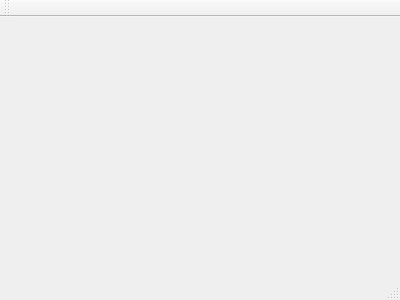
Before: the Qt Designer form src/mainwindow.ui in somabuggy2020/soma_move_driver, drawn with Qt 5.
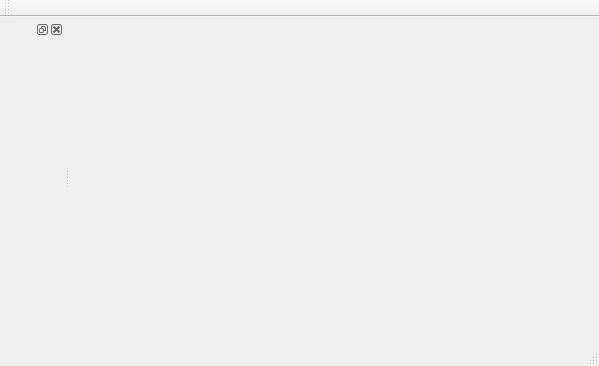
After: the same form once the commit is applied.

What changed in the file:
```diff
--- a/src/mainwindow.ui
+++ b/src/mainwindow.ui
@@ -1,24 +1,51 @@
 <ui version="4.0">
  <class>MainWindow</class>
- <widget class="QMainWindow" name="MainWindow" >
-  <property name="geometry" >
+ <widget class="QMainWindow" name="MainWindow">
+  <property name="geometry">
    <rect>
     <x>0</x>
     <y>0</y>
-    <width>400</width>
-    <height>300</height>
+    <width>599</width>
+    <height>366</height>
    </rect>
   </property>
-  <property name="windowTitle" >
+  <property name="font">
+   <font>
+    <family>Source Code Pro</family>
+    <pointsize>12</pointsize>
+   </font>
+  </property>
+  <property name="windowTitle">
    <string>MainWindow</string>
   </property>
-  <widget class="QMenuBar" name="menuBar" />
-  <widget class="QToolBar" name="mainToolBar" />
-  <widget class="QWidget" name="centralWidget" />
-  <widget class="QStatusBar" name="statusBar" />
+  <widget class="QWidget" name="centralWidget"/>
+  <widget class="QMenuBar" name="menuBar">
+   <property name="geometry">
+    <rect>
+     <x>0</x>
+     <y>0</y>
+     <width>599</width>
+     <height>22</height>
+    </rect>
+   </property>
+  </widget>
+  <widget class="QToolBar" name="mainToolBar">
+   <attribute name="toolBarArea">
+    <enum>TopToolBarArea</enum>
+   </attribute>
+   <attribute name="toolBarBreak">
+    <bool>false</bool>
+   </attribute>
+  </widget>
+  <widget class="QStatusBar" name="statusBar"/>
+  <widget class="QDockWidget" name="dockWidget">
+   <attribute name="dockWidgetArea">
+    <number>1</number>
+   </attribute>
+   <widget class="QWidget" name="dockWidgetContents"/>
+  </widget>
  </widget>
- <layoutDefault spacing="6" margin="11" />
- <pixmapfunction></pixmapfunction>
+ <layoutdefault spacing="6" margin="11"/>
  <resources/>
  <connections/>
 </ui>
```
Left out of the diff: 1 changed line with no effect on the pictures.
